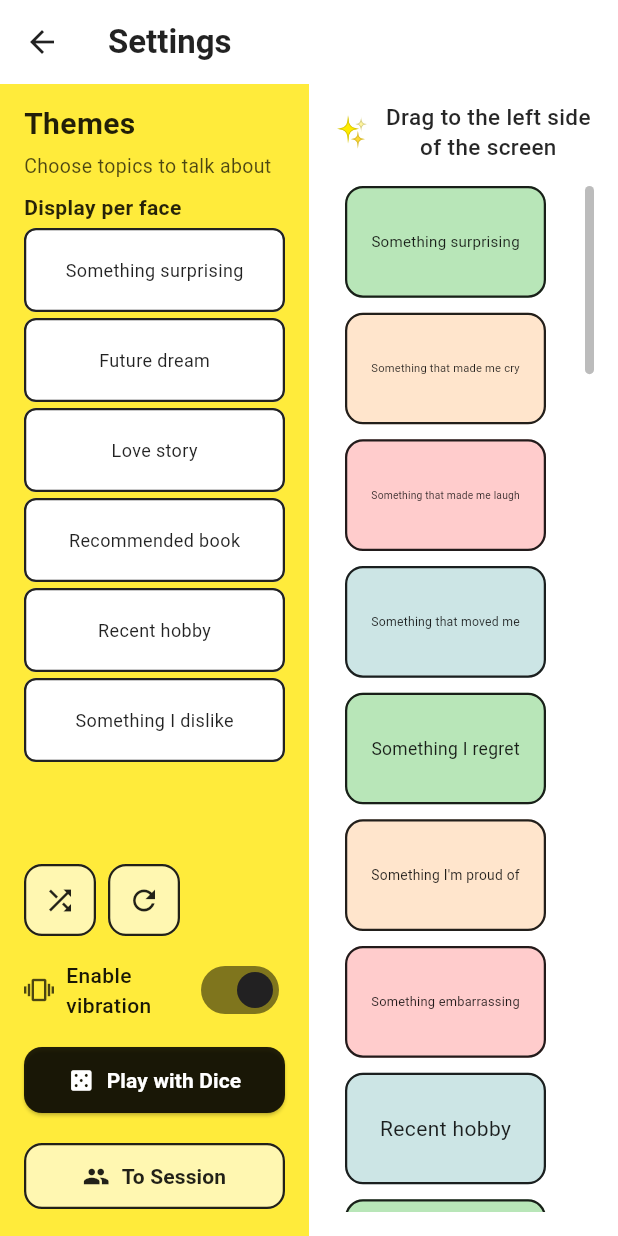
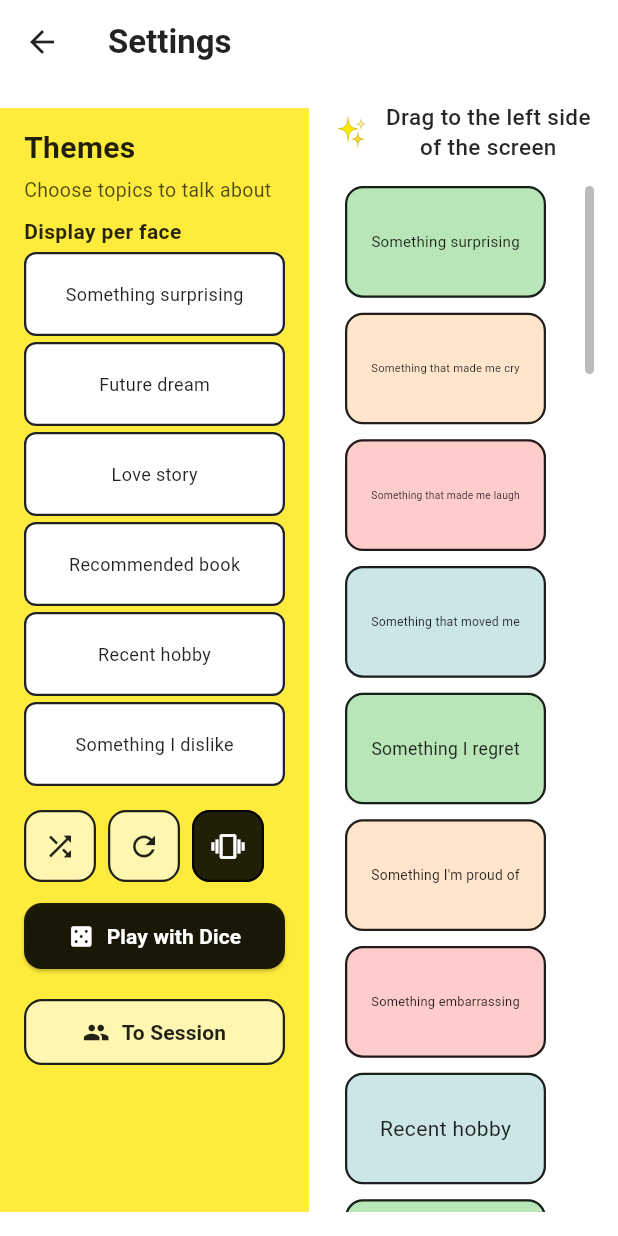
Before and after one commit to rushhirosan/talkseed, a Flutter app: the InitialSettingsPage screen opened directly, on a phone screen of 412 x 824 dp. Run offline on Flutter 3.47's test engine with Material 3 defaults, Android fonts, the phone set to English and light mode, and no system bars; our stand-ins replace hive, hive_flutter, shared_preferences, vibration; accounts and stored records are empty.

Commit message:
feat(ui): align settings and value card layouts
Improve visual consistency by grouping vibration control with icon actions, balancing value card page spacing, and limiting tutorial version text to the first slide.

Made-with: Cursor

```diff
--- a/lib/pages/initial_settings_page.dart
+++ b/lib/pages/initial_settings_page.dart
@@ -44,6 +44,8 @@ class _InitialSettingsPageState extends State<InitialSettingsPage> {
   /// 編集中の面インデックス（null のときは右側と同じ Center+Text で表示）
   int? _focusedFaceIndex;
   final List<FocusNode> _faceFocusNodes = List.generate(6, (_) => FocusNode());
+  /// ensureVisible の重複呼び出し防止用
+  bool _ensureVisibleScheduled = false;
 
   @override
   void initState() {
@@ -271,21 +273,64 @@ class _InitialSettingsPageState extends State<InitialSettingsPage> {
       ),
       body: SafeArea(
         bottom: true,
-        child: Row(
+        child: LayoutBuilder(
+          builder: (context, constraints) {
+            // キーボード表示時は入力エリアのみ全幅表示（横並びだと圧縮されて文字が重なる）
+            final keyboardVisible = MediaQuery.of(context).viewInsets.bottom > 0;
+            final bottomPadding = MediaQuery.of(context).viewInsets.bottom;
+            if (keyboardVisible) {
+              return SingleChildScrollView(
+                padding: EdgeInsets.only(top: 16, bottom: bottomPadding + 80),
+                child: Container(
+                  color: _mustardYellow,
+                  padding: const EdgeInsets.fromLTRB(16, 12, 16, 16),
+                  child: Column(
+                    crossAxisAlignment: CrossAxisAlignment.stretch,
+                    mainAxisSize: MainAxisSize.min,
                     children: [
-            // 左側: マスタードイエローの背景セクション
-            // スクロール領域（テーマ+面6つ）とボタン（常に下部に固定表示）を分離
+                      _buildThemeTitleSection(),
+                      const SizedBox(height: 8),
+                      Text(
+                        l10n.faceThemesList,
+                        style: TextStyle(
+                          fontSize: 14,
+                          fontWeight: FontWeight.w600,
+                          color: _black.withOpacity(0.85),
+                        ),
+                      ),
+                      // キーボード表示時はラベルとスロットの間を広げて重なりを防ぐ
+                      const SizedBox(height: 32),
+                      _buildFaceColumn(),
+                      const SizedBox(height: 12),
+                      _buildRandomResetRow(l10n),
+                      const SizedBox(height: 12),
+                      ..._buildPlayButtons(l10n),
+                      const SizedBox(height: 16),
+                      Text(
+                        l10n.useVariantsToChooseTheme,
+                        style: TextStyle(
+                          fontSize: 13,
+                          color: _black.withOpacity(0.6),
+                        ),
+                        textAlign: TextAlign.center,
+                      ),
+                    ],
+                  ),
+                ),
+              );
+            }
+            return Row(
+              children: [
                 Expanded(
                   flex: 1,
                   child: Container(
                     color: _mustardYellow,
                     padding: const EdgeInsets.fromLTRB(16, 12, 16, 16),
+                    child: SingleChildScrollView(
+                      padding: const EdgeInsets.only(bottom: 80),
                       child: Column(
                         crossAxisAlignment: CrossAxisAlignment.stretch,
-                  children: [
-                    Expanded(
-                      child: Column(
-                        crossAxisAlignment: CrossAxisAlignment.stretch,
+                        mainAxisSize: MainAxisSize.min,
                         children: [
                           _buildThemeTitleSection(),
                           const SizedBox(height: 8),
@@ -298,23 +343,16 @@ class _InitialSettingsPageState extends State<InitialSettingsPage> {
                             ),
                           ),
                           const SizedBox(height: 4),
-                          Expanded(
-                            child: _buildFaceColumn(),
-                          ),
+                          _buildFaceColumn(),
                           const SizedBox(height: 12),
                           _buildRandomResetRow(l10n),
-                          const SizedBox(height: 12),
-                          _buildVibrationRow(l10n),
-                        ],
-                      ),
-                    ),
                           const SizedBox(height: 12),
                           ..._buildPlayButtons(l10n),
                         ],
                       ),
                     ),
                   ),
-          // 右側: 白背景のテーマ候補エリア（左パネルと上下の高さを揃える）
+                ),
                 Expanded(
                   flex: 1,
                   child: Container(
@@ -324,6 +362,8 @@ class _InitialSettingsPageState extends State<InitialSettingsPage> {
                   ),
                 ),
               ],
+            );
+          },
         ),
       ),
     );
@@ -473,36 +513,7 @@ class _InitialSettingsPageState extends State<InitialSettingsPage> {
     );
   }
 
-  /// バイブレーション ON/OFF スイッチ
-  Widget _buildVibrationRow(AppLocalizations l10n) {
-    return Row(
-      children: [
-        Icon(Icons.vibration, size: 20, color: _black.withOpacity(0.7)),
-        const SizedBox(width: 8),
-        Expanded(
-          child: Text(
-            l10n.vibrationEnabled,
-            style: TextStyle(
-              fontSize: 14,
-              fontWeight: FontWeight.w500,
-              color: _black.withOpacity(0.9),
-            ),
-          ),
-        ),
-        Switch(
-          value: _vibrationEnabled,
-          onChanged: (value) async {
-            await PreferencesHelper.saveVibrationEnabled(value);
-            if (mounted) setState(() => _vibrationEnabled = value);
-          },
-          activeTrackColor: _black.withOpacity(0.5),
-          activeThumbColor: _black,
-        ),
-      ],
-    );
-  }
-
-  /// ランダムにセット・リセットをアイコンのみで1行に2つ表示
+  /// ランダム・リセット・バイブをアイコンのみで1行に3つ表示
   Widget _buildRandomResetRow(AppLocalizations l10n) {
     return Row(
       mainAxisAlignment: MainAxisAlignment.start,
@@ -530,6 +541,17 @@ class _InitialSettingsPageState extends State<InitialSettingsPage> {
             });
           },
         ),
+        const SizedBox(width: 8),
+        _buildIconOnlyButton(
+          icon: Icons.vibration,
+          tooltip: l10n.vibrationEnabled,
+          isActive: _vibrationEnabled,
+          onPressed: () async {
+            final newValue = !_vibrationEnabled;
+            await PreferencesHelper.saveVibrationEnabled(newValue);
+            if (mounted) setState(() => _vibrationEnabled = newValue);
+          },
+        ),
       ],
     );
   }
@@ -539,6 +561,7 @@ class _InitialSettingsPageState extends State<InitialSettingsPage> {
     required IconData icon,
     required String tooltip,
     required VoidCallback onPressed,
+    bool isActive = false,
   }) {
     return Tooltip(
       message: tooltip,
@@ -551,8 +574,8 @@ class _InitialSettingsPageState extends State<InitialSettingsPage> {
           shape: RoundedRectangleBorder(
             borderRadius: BorderRadius.circular(12),
           ),
-          backgroundColor: _white.withOpacity(0.6),
-          foregroundColor: _black,
+          backgroundColor: isActive ? _black : _white.withOpacity(0.6),
+          foregroundColor: isActive ? _white : _black,
         ).copyWith(
           side: WidgetStateProperty.resolveWith((states) {
             if (states.contains(WidgetState.focused) ||
@@ -564,7 +587,7 @@ class _InitialSettingsPageState extends State<InitialSettingsPage> {
           overlayColor: WidgetStateProperty.resolveWith((states) {
             if (states.contains(WidgetState.hovered) ||
                 states.contains(WidgetState.pressed)) {
-              return _black.withOpacity(0.08);
+              return isActive ? _white.withOpacity(0.12) : _black.withOpacity(0.08);
             }
             return null;
           }),
@@ -574,7 +597,7 @@ class _InitialSettingsPageState extends State<InitialSettingsPage> {
     );
   }
 
-  /// 面1〜面6を縦一列に表示（スクロール可能・キーボード表示時に入力欄が見える）
+  /// 面1〜面6を縦一列に表示（Columnで単一スクロールに統合、ensureVisibleが正しく効く）
   Widget _buildFaceColumn() {
     final l10n = AppLocalizations.of(context)!;
     _initializeThemes(l10n);
@@ -582,10 +605,8 @@ class _InitialSettingsPageState extends State<InitialSettingsPage> {
     final controllers = _controllers[_selectedType] ?? [];
     const double slotHeight = 56;
 
-    return ListView(
-      padding: EdgeInsets.only(bottom: MediaQuery.of(context).viewInsets.bottom),
-      physics: const BouncingScrollPhysics(),
-      itemExtent: slotHeight + 4,
+    return Column(
+      mainAxisSize: MainAxisSize.min,
       children: [
         for (int i = 0; i < currentThemes.length; i++)
           Padding(
@@ -622,15 +643,28 @@ class _InitialSettingsPageState extends State<InitialSettingsPage> {
           controller: controllers[index],
           compact: true,
           onFocused: () {
+            if (_ensureVisibleScheduled) return;
+            _ensureVisibleScheduled = true;
+            // キーボード表示のアニメーション後にスクロール（レイアウト遷移後の安全なタイミングで実行）
+            // 面1は alignment 1.0 でビューポート下部に配置し、ラベルが上に表示されるようにする
+            final alignment = index == 0 ? 1.0 : 0.3;
             WidgetsBinding.instance.addPostFrameCallback((_) {
-              if (slotContext.mounted) {
+              Future.delayed(const Duration(milliseconds: 450), () {
+                WidgetsBinding.instance.addPostFrameCallback((_) {
+                  _ensureVisibleScheduled = false;
+                  if (!slotContext.mounted) return;
+                  try {
                     Scrollable.ensureVisible(
                       slotContext,
-                  duration: const Duration(milliseconds: 200),
+                      duration: const Duration(milliseconds: 250),
                       curve: Curves.easeInOut,
-                  alignment: 0.2,
+                      alignment: alignment,
                     );
+                  } catch (_) {
+                    // レイアウト競合時は握りつぶす（_debugMutationsLocked 等）
                   }
+                });
+              });
             });
           },
         );
@@ -729,12 +763,7 @@ class _InitialSettingsPageState extends State<InitialSettingsPage> {
                           children: [
                             Expanded(
                               child: _focusedFaceIndex == index
-                                  ? Focus(
-                                      focusNode: _faceFocusNodes[index],
-                                      onFocusChange: (hasFocus) {
-                                        if (hasFocus) onFocused?.call();
-                                      },
-                                      child: TextField(
+                                  ? TextField(
                                       focusNode: _faceFocusNodes[index],
                                         controller: controller,
                                         style: TextStyle(
@@ -768,13 +797,13 @@ class _InitialSettingsPageState extends State<InitialSettingsPage> {
                                         onTapOutside: (_) {
                                           setState(() => _focusedFaceIndex = null);
                                         },
-                                      ),
                                       )
                                   : GestureDetector(
                                       onTap: () {
                                         setState(() => _focusedFaceIndex = index);
                                         WidgetsBinding.instance.addPostFrameCallback((_) {
                                           _faceFocusNodes[index].requestFocus();
+                                          onFocused?.call();
                                         });
                                       },
                                       behavior: HitTestBehavior.opaque,
@@ -870,7 +899,7 @@ class _InitialSettingsPageState extends State<InitialSettingsPage> {
                   style: TextStyle(
                     fontSize: 15,
                     height: 1.3,
-                    color: _black.withOpacity(0.85),
+                    color: Colors.black87.withOpacity(0.85),
                     fontWeight: FontWeight.w500,
                   ),
                   textAlign: TextAlign.center,
@@ -914,7 +943,12 @@ class _InitialSettingsPageState extends State<InitialSettingsPage> {
 
   /// パステルカラーを取得（インデックスに基づいて循環）
   Color _getPastelColor(int index) {
-    final colors = [_lightGreen, _lightOrange, _lightPink, _lightBlueGreen];
+    const colors = [
+      Color(0xFFB8E6B8), // _lightGreen
+      Color(0xFFFFE5CC), // _lightOrange
+      Color(0xFFFFCCCC), // _lightPink
+      Color(0xFFCCE5E5), // _lightBlueGreen
+    ];
     return colors[index % colors.length];
   }
 
@@ -933,12 +967,12 @@ class _InitialSettingsPageState extends State<InitialSettingsPage> {
           decoration: BoxDecoration(
             color: pastelColor,
             borderRadius: BorderRadius.circular(12),
-            border: Border.all(color: _black, width: 1.5),
+            border: Border.all(color: Colors.black87, width: 1.5),
           ),
           child: Text(
             theme,
             style: const TextStyle(
-              color: _black,
+              color: Colors.black87,
               fontWeight: FontWeight.bold,
               fontSize: 14,
             ),
@@ -951,14 +985,14 @@ class _InitialSettingsPageState extends State<InitialSettingsPage> {
           decoration: BoxDecoration(
             color: pastelColor,
             borderRadius: BorderRadius.circular(12),
-            border: Border.all(color: _black.withOpacity(0.3), width: 1.5),
+            border: Border.all(color: Colors.black87.withOpacity(0.3), width: 1.5),
           ),
           padding: const EdgeInsets.symmetric(horizontal: 16, vertical: 12),
           child: Center(
             child: Text(
               theme,
               style: TextStyle(
-                color: _black.withOpacity(0.5),
+                color: Colors.black87.withOpacity(0.5),
                 fontSize: 12,
               ),
               textAlign: TextAlign.center,
@@ -975,7 +1009,7 @@ class _InitialSettingsPageState extends State<InitialSettingsPage> {
         decoration: BoxDecoration(
           color: pastelColor,
           borderRadius: BorderRadius.circular(12),
-          border: Border.all(color: _black, width: 1.5),
+          border: Border.all(color: Colors.black87, width: 1.5),
         ),
         padding: const EdgeInsets.symmetric(horizontal: 16, vertical: 14),
         child: Center(
@@ -984,7 +1018,7 @@ class _InitialSettingsPageState extends State<InitialSettingsPage> {
             child: Text(
               theme,
               style: const TextStyle(
-                color: _black,
+                color: Colors.black87,
                 fontSize: 14,
                 fontWeight: FontWeight.normal,
               ),
```
Also changed, not shown: lib/pages/session_setup_page.dart (+43 -25 lines), lib/pages/tutorial_page.dart (+6 -2 lines), lib/pages/value_card_page.dart (+27 -4 lines). Lines whose indentation alone changed are shown as unchanged.
